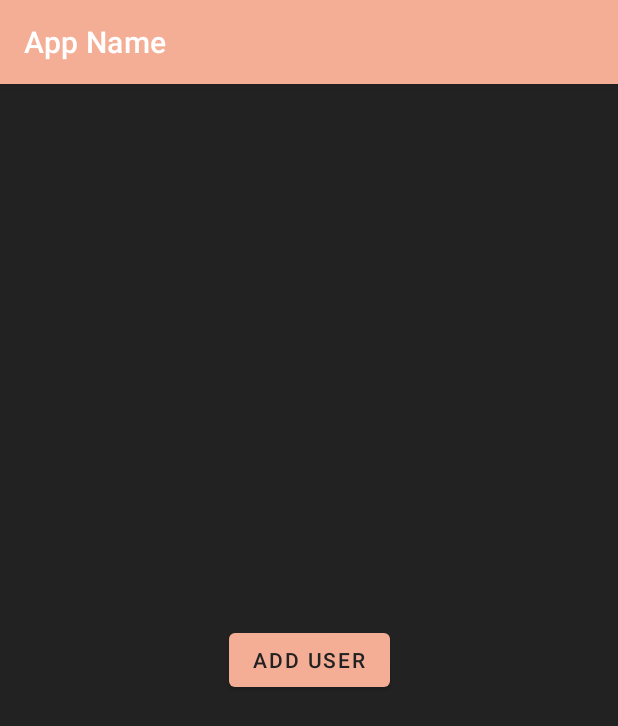
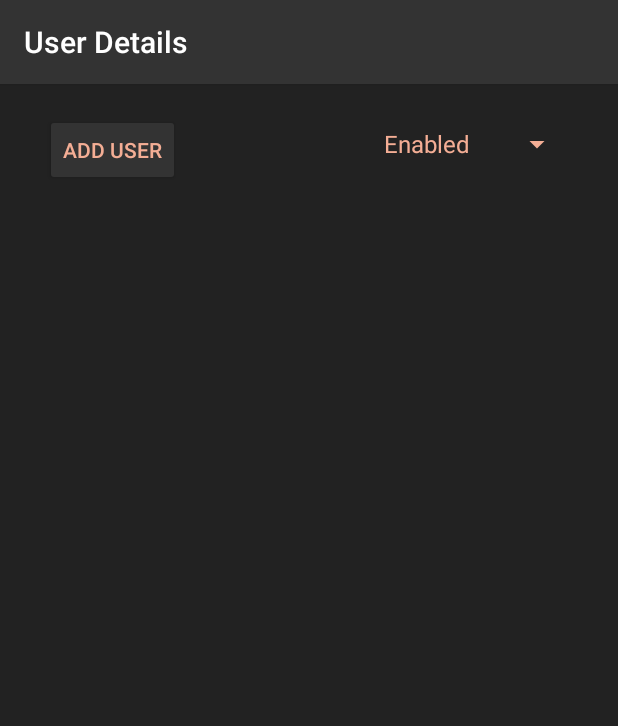
Before and after one commit to Kishore121523/Assignment_1_App, an Android app: the screen it shows after launch (MainActivity), on a phone screen of 412 x 824 dp. Shown: the top 726 px of the screen. Run offline under Robolectric (Android 15) with nearby library versions, the phone set to English and light mode, and no system bars.

Commit message:
Added Spinner Functionality to Disable and enable add user btn

```diff
--- a/app/src/main/java/com/example/assignment1_app/MainActivity.kt
+++ b/app/src/main/java/com/example/assignment1_app/MainActivity.kt
@@ -6,12 +6,14 @@ import android.os.Bundle
 import android.util.Log
 import android.view.LayoutInflater
 import android.view.View
-import android.widget.Button
+import android.widget.ArrayAdapter
+import android.widget.*
 import android.widget.LinearLayout
 import android.widget.TextView
 import androidx.activity.result.contract.ActivityResultContracts
 import androidx.appcompat.app.AppCompatActivity
 import com.example.assignment1_app.data.User
+import android.widget.AdapterView
 
 class MainActivity : AppCompatActivity() {
 
@@ -32,9 +34,45 @@ class MainActivity : AppCompatActivity() {
         setContentView(R.layout.activity_main)
 
         containerView = findViewById(R.id.containerView)
+        val btnAddUser = findViewById<Button>(R.id.btnAddUser)
 
-        findViewById<Button>(R.id.btnAddUser).setOnClickListener { onAddUserClick(it) }
-    }
+        btnAddUser.setOnClickListener { onAddUserClick(it) }
+
+        val spinnerBtn: Spinner = findViewById(R.id.spinnerCtrl)
+        val options = arrayOf("Enabled", "Disabled")
+
+        spinnerBtn.adapter = ArrayAdapter<String>(this, android.R.layout.simple_list_item_1, options)
+
+        spinnerBtn.onItemSelectedListener = object : AdapterView.OnItemSelectedListener {
+            override fun onItemSelected(
+                parent: AdapterView<*>?,
+                view: View?,
+                position: Int,
+                id: Long
+            ) {
+                val selectedOption = options[position]
+                updateAddUserButton(selectedOption)
+
+            }
+
+            override fun onNothingSelected(p0: AdapterView<*>?) {
+                // dssd
+            }
+
+            private fun updateAddUserButton(selectedOption: String) {
+                when (selectedOption) {
+                    "Disabled" -> {
+                        btnAddUser.isEnabled = false
+                        btnAddUser.setTextColor(getColor(R.color.bgColor)) // Set text color to white
+                    }
+                    "Enabled" -> {
+                        btnAddUser.isEnabled = true
+                        btnAddUser.setTextColor(getColor(R.color.accentColor)) // Set text color to accent color
+                    }
+                }
+            }
+        }
+        }
 
     private fun onAddUserClick(view: View) {
         val intent = Intent(this, SecondActivity::class.java)
--- a/app/src/main/java/com/example/assignment1_app/SecondPage.kt
+++ b/app/src/main/java/com/example/assignment1_app/SecondPage.kt
@@ -3,7 +3,8 @@ package com.example.assignment1_app
 import android.app.Activity
 import android.content.Intent
 import android.os.Bundle
-import android.widget.*
+import android.widget.Button
+import android.widget.EditText
 import androidx.appcompat.app.AppCompatActivity
 import com.example.assignment1_app.data.User
 
--- a/app/src/main/res/layout/activity_main.xml
+++ b/app/src/main/res/layout/activity_main.xml
@@ -7,24 +7,39 @@
     android:layout_height="match_parent"
     tools:context=".MainActivity">
 
+    <Button
+        android:id="@+id/btnAddUser"
+        android:layout_width="wrap_content"
+        android:layout_height="wrap_content"
+        android:layout_marginStart="30dp"
+        android:onClick="onAddUserClick"
+        android:text="Add user"
+        app:layout_constraintBottom_toBottomOf="parent"
+        app:layout_constraintStart_toStartOf="parent"
+        app:layout_constraintTop_toTopOf="parent"
+        app:layout_constraintVertical_bias="0.028" />
+
+    <Spinner
+        android:id="@+id/spinnerCtrl"
+        android:layout_width="wrap_content"
+        android:layout_height="48dp"
+        android:layout_marginTop="16dp"
+        android:layout_marginEnd="30dp"
+        android:spinnerMode="dropdown"
+        android:backgroundTint="@color/accentColor"
+        android:popupBackground="@color/actionBarBg"
+        app:layout_constraintEnd_toEndOf="parent"
+        app:layout_constraintTop_toTopOf="parent" />
+
     <LinearLayout
         android:id="@+id/containerView"
         android:layout_width="match_parent"
         android:layout_height="wrap_content"
+        android:layout_marginTop="100dp"
         android:orientation="vertical"
         android:padding="16dp"
-        app:layout_constraintBottom_toTopOf="@+id/btnAddUser"
-        app:layout_constraintTop_toTopOf="parent" />
-
-    <Button
-        android:id="@+id/btnAddUser"
-        android:layout_width="wrap_content"
-        android:layout_height="wrap_content"
-        android:onClick="onAddUserClick"
-        android:text="Add user"
-        android:textColor="@color/bgColor"
-        app:layout_constraintBottom_toBottomOf="parent"
         app:layout_constraintEnd_toEndOf="parent"
+        app:layout_constraintHorizontal_bias="0.0"
         app:layout_constraintStart_toStartOf="parent"
         app:layout_constraintTop_toTopOf="parent" />
 
--- a/app/src/main/res/layout/activity_second_page.xml
+++ b/app/src/main/res/layout/activity_second_page.xml
@@ -91,7 +91,6 @@
         android:layout_marginTop="32dp"
         android:layout_marginBottom="68dp"
         android:onClick="onSubmitClick"
-        android:textColor="@color/bgColor"
         android:text="Submit"
         app:layout_constraintBottom_toBottomOf="parent"
         app:layout_constraintEnd_toEndOf="parent"
--- a/app/src/main/res/values/strings.xml
+++ b/app/src/main/res/values/strings.xml
@@ -1,3 +1,3 @@
 <resources>
-    <string name="app_name">App Name</string>
+    <string name="app_name">User Details</string>
 </resources>
--- a/app/src/main/res/values/themes.xml
+++ b/app/src/main/res/values/themes.xml
@@ -1,37 +1,13 @@
 <resources xmlns:tools="http://schemas.android.com/tools">
-    <!-- Base application theme. -->
-    <style name="Base.Theme.Assignment1_App" parent="Theme.MaterialComponents.DayNight.DarkActionBar">
-        <!-- Primary colors -->
-        <item name="colorPrimary">@color/accentColor</item>
-        <item name="colorPrimaryVariant">@color/accentColor</item>
-        <item name="colorOnPrimary">@color/fontColor</item>
-
-<!--        &lt;!&ndash; Action Bar &ndash;&gt;-->
-        <item name="android:actionBarTheme">@style/ActionBarTheme</item>
-<!--        <item name="android:actionBarStyle">@style/ActionBarStyle</item>-->
-<!--        <item name="actionBarStyle">@style/ActionBarStyle</item> &lt;!&ndash; For compatibility with AppCompat &ndash;&gt;-->
-
-        <!-- Window background -->
-        <item name="android:windowBackground">@color/bgColor</item>
-
+    <!-- Base application theme -->
+    <style name="Base.Theme.Assignment1_App" parent="Theme.AppCompat.Light.DarkActionBar">
+        <item name="android:windowBackground">@color/bgColor</item>-->
+        <item name="colorPrimary">@color/actionBarBg</item>
+        <item name="colorPrimaryDark">@color/black</item>
+        <item name="android:textColorPrimary">@color/accentColor</item>
+        <item name="colorButtonNormal">@color/actionBarBg</item>
     </style>
 
     <style name="Theme.Assignment1_App" parent="Base.Theme.Assignment1_App" />
 
-    <!-- Define ActionBar theme -->
-    <style name="ActionBarTheme" parent="ThemeOverlay.AppCompat.ActionBar">
-        <item name="android:background">@color/actionBarBg</item> <!-- Set action bar background color -->
-        <item name="android:titleTextStyle">@style/ActionBarTitleText</item> <!-- Set title text style -->
-    </style>
-
-    <!-- Define ActionBar style -->
-    <style name="ActionBarStyle" parent="Widget.AppCompat.ActionBar.Solid">
-        <item name="android:background">@color/actionBarBg</item> <!-- Set action bar background color -->
-    </style>
-
-    <!-- Define ActionBar title text style -->
-    <style name="ActionBarTitleText" parent="TextAppearance.Widget.AppCompat.Toolbar.Title">
-        <item name="android:textColor">@color/fontColor</item> <!-- Set action bar title font color -->
-    </style>
-
 </resources>
```
